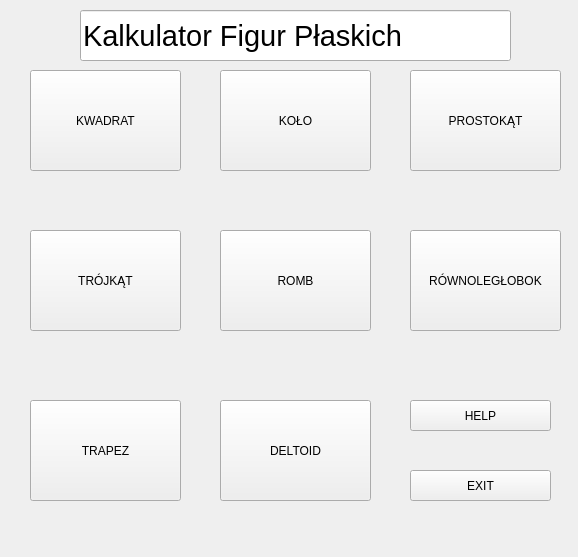
This is Projekt Programowanie QT/MainMenu.ui in rafalszczepanik/programowanieQTprojekt as Qt 5 draws it before an edit. The edited form follows.
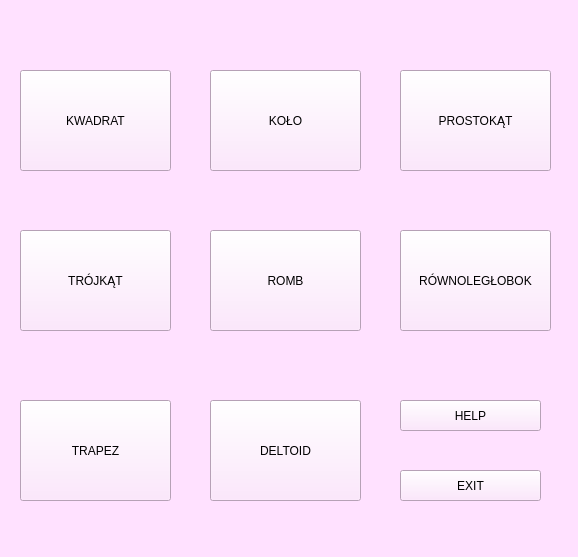
This is the edited form.

Commit message: Implement click button and subpages. Added files kolo.py , kolo.ui, edit mainmenu.py. Initialize exit button and added msgbox. "Do you want to exit this program?"

The edit to the form file:
```diff
--- a/Projekt Programowanie QT/MainMenu.ui
+++ b/Projekt Programowanie QT/MainMenu.ui
@@ -13,28 +13,73 @@
   <property name="windowTitle">
    <string>Form</string>
   </property>
-  <widget class="QPushButton" name="kwadratBUTTON">
+  <property name="styleSheet">
+   <string notr="true">background:rgb(255, 225, 255)</string>
+  </property>
+  <widget class="QPushButton" name="KwadratButton">
+   <property name="enabled">
+    <bool>true</bool>
+   </property>
    <property name="geometry">
     <rect>
-     <x>30</x>
+     <x>20</x>
      <y>70</y>
      <width>151</width>
      <height>101</height>
     </rect>
    </property>
+   <property name="mouseTracking">
+    <bool>false</bool>
+   </property>
+   <property name="tabletTracking">
+    <bool>false</bool>
+   </property>
+   <property name="acceptDrops">
+    <bool>false</bool>
+   </property>
+   <property name="autoFillBackground">
+    <bool>false</bool>
+   </property>
+   <property name="styleSheet">
+    <string notr="true">background:rgb(0, 153, 255)
+QPuschButton(color: black)
+
+</string>
+   </property>
    <property name="text">
     <string>KWADRAT</string>
    </property>
+   <property name="checkable">
+    <bool>false</bool>
+   </property>
+   <property name="autoRepeat">
+    <bool>false</bool>
+   </property>
+   <property name="autoDefault">
+    <bool>false</bool>
+   </property>
+   <property name="default">
+    <bool>false</bool>
+   </property>
+   <property name="flat">
+    <bool>false</bool>
+   </property>
   </widget>
   <widget class="QPushButton" name="koloBUTTON">
    <property name="geometry">
     <rect>
-     <x>220</x>
+     <x>210</x>
      <y>70</y>
      <width>151</width>
      <height>101</height>
     </rect>
    </property>
+   <property name="styleSheet">
+    <string notr="true">background:rgb(0, 153, 255)
+QPuschButton(color: black)
+
+</string>
+   </property>
    <property name="text">
     <string>KOŁO</string>
    </property>
@@ -42,12 +87,18 @@
   <widget class="QPushButton" name="prostokatBUTTON">
    <property name="geometry">
     <rect>
-     <x>410</x>
+     <x>400</x>
      <y>70</y>
      <width>151</width>
      <height>101</height>
     </rect>
    </property>
+   <property name="styleSheet">
+    <string notr="true">background:rgb(0, 153, 255)
+QPuschButton(color: black)
+
+</string>
+   </property>
    <property name="text">
     <string>PROSTOKĄT</string>
    </property>
@@ -55,12 +106,18 @@
   <widget class="QPushButton" name="rownoleglobokBUTTON">
    <property name="geometry">
     <rect>
-     <x>410</x>
+     <x>400</x>
      <y>230</y>
      <width>151</width>
      <height>101</height>
     </rect>
    </property>
+   <property name="styleSheet">
+    <string notr="true">background:rgb(0, 153, 255)
+QPuschButton(color: black)
+
+</string>
+   </property>
    <property name="text">
     <string>RÓWNOLEGŁOBOK</string>
    </property>
@@ -68,12 +125,18 @@
   <widget class="QPushButton" name="trojkatBUTTON">
    <property name="geometry">
     <rect>
-     <x>30</x>
+     <x>20</x>
      <y>230</y>
      <width>151</width>
      <height>101</height>
     </rect>
    </property>
+   <property name="styleSheet">
+    <string notr="true">background:rgb(0, 153, 255)
+QPuschButton(color: black)
+
+</string>
+   </property>
    <property name="text">
     <string>TRÓJKĄT</string>
    </property>
@@ -81,12 +144,18 @@
   <widget class="QPushButton" name="rombBUTTON">
    <property name="geometry">
     <rect>
-     <x>220</x>
+     <x>210</x>
      <y>230</y>
      <width>151</width>
      <height>101</height>
     </rect>
    </property>
+   <property name="styleSheet">
+    <string notr="true">background:rgb(0, 153, 255)
+QPuschButton(color: black)
+
+</string>
+   </property>
    <property name="text">
     <string>ROMB</string>
    </property>
@@ -94,12 +163,18 @@
   <widget class="QPushButton" name="exitBUTTON">
    <property name="geometry">
     <rect>
-     <x>410</x>
+     <x>400</x>
      <y>470</y>
      <width>141</width>
      <height>31</height>
     </rect>
    </property>
+   <property name="styleSheet">
+    <string notr="true">background:rgb(0, 153, 255)
+QPuschButton(color: black)
+
+</string>
+   </property>
    <property name="text">
     <string>EXIT</string>
    </property>
@@ -107,12 +182,18 @@
   <widget class="QPushButton" name="trapezBUTTON">
    <property name="geometry">
     <rect>
-     <x>30</x>
+     <x>20</x>
      <y>400</y>
      <width>151</width>
      <height>101</height>
     </rect>
    </property>
+   <property name="styleSheet">
+    <string notr="true">background:rgb(0, 153, 255)
+QPuschButton(color: black)
+
+</string>
+   </property>
    <property name="text">
     <string>TRAPEZ</string>
    </property>
@@ -120,44 +201,37 @@
   <widget class="QPushButton" name="pushButton_9">
    <property name="geometry">
     <rect>
-     <x>220</x>
+     <x>210</x>
      <y>400</y>
      <width>151</width>
      <height>101</height>
     </rect>
    </property>
+   <property name="styleSheet">
+    <string notr="true">background:rgb(0, 153, 255)
+QPuschButton(color: black)
+
+</string>
+   </property>
    <property name="text">
     <string>DELTOID</string>
    </property>
   </widget>
-  <widget class="QLineEdit" name="lineEdit">
-   <property name="geometry">
-    <rect>
-     <x>80</x>
-     <y>10</y>
-     <width>431</width>
-     <height>51</height>
-    </rect>
-   </property>
-   <property name="font">
-    <font>
-     <family>Arial</family>
-     <pointsize>22</pointsize>
-    </font>
-   </property>
-   <property name="text">
-    <string>Kalkulator Figur Płaskich</string>
-   </property>
-  </widget>
   <widget class="QPushButton" name="helpButton">
    <property name="geometry">
     <rect>
-     <x>410</x>
+     <x>400</x>
      <y>400</y>
      <width>141</width>
      <height>31</height>
     </rect>
    </property>
+   <property name="styleSheet">
+    <string notr="true">background:rgb(0, 153, 255)
+QPuschButton(color: black)
+
+</string>
+   </property>
    <property name="text">
     <string>HELP</string>
    </property>
```
The commit also changes 6 other files.
